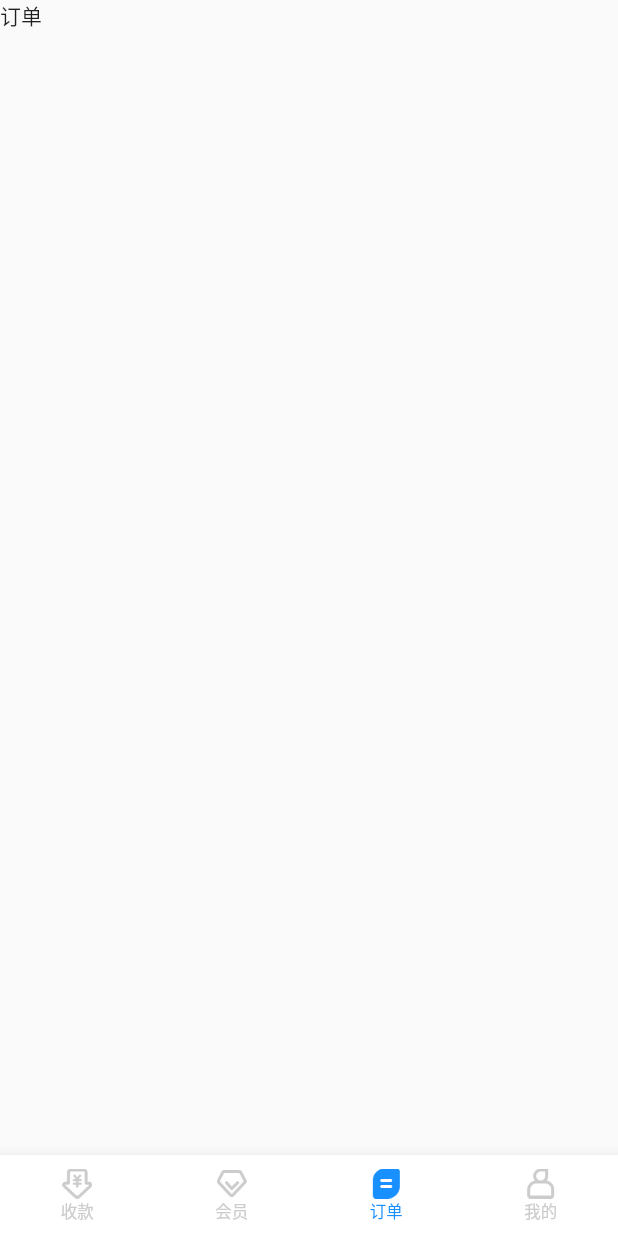
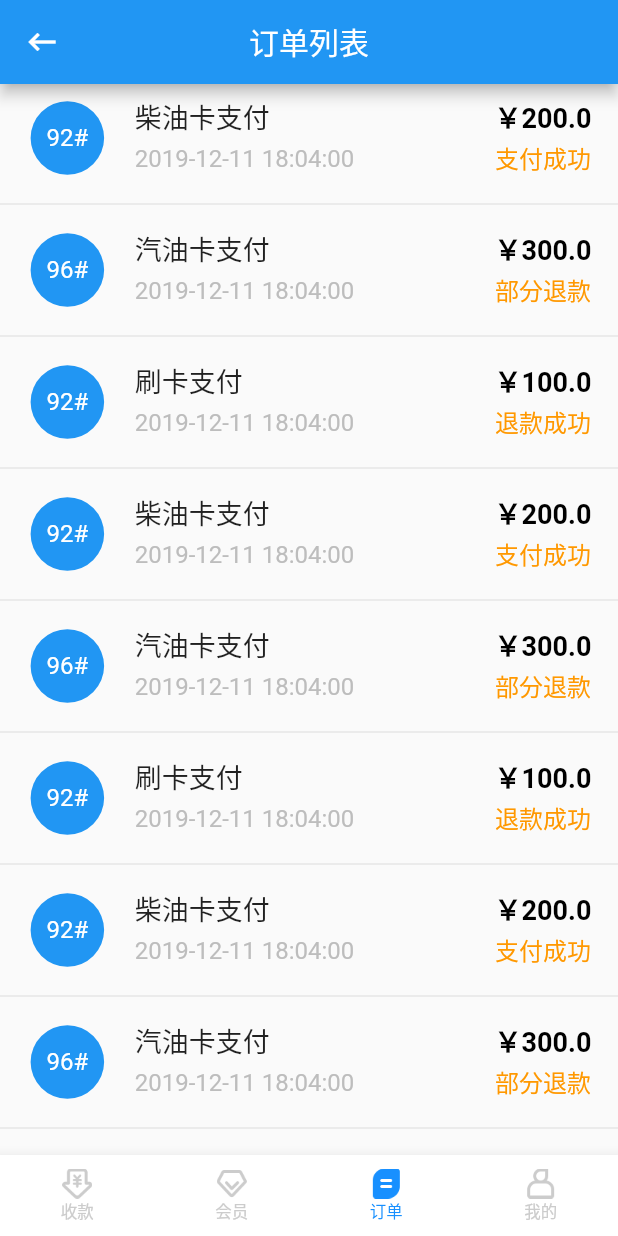
Before and after one commit to cj-adr/GasStation, a Flutter app: the HomePage widget shown alone on an empty page, opened directly, item 3 of the bottom bar chosen, on a phone screen of 412 x 824 dp. Run offline on Flutter 3.47's test engine with Material 2 defaults, Android fonts, the phone set to English and light mode, and no system bars; network calls fail.

Commit message:
feat:订单列表，订单详情

```diff
--- /dev/null
+++ b/lib/models/order/order_refund_list_entity.dart
@@ -0,0 +1,5 @@
+class OrderRefundListBean{
+  double refundAmount;
+  String refundStatus='';
+  String refundTime='';
+}
--- a/lib/pages/home/home_page.dart
+++ b/lib/pages/home/home_page.dart
@@ -1,5 +1,6 @@
 import 'package:flutter/material.dart';
 import 'package:gas_station/pages/member/list/member_list_page.dart';
+import 'package:gas_station/pages/order/list/order_list_page.dart';
 import 'package:gas_station/res/clrs.dart';
 import 'package:gas_station/res/dimens.dart';
 import 'package:gas_station/utils/image_utils.dart';
@@ -27,7 +28,7 @@ class _HomePageState extends State<HomePage> {
     'home_mine_unselected',
   ]);
   final _pageList =
-      List.of([Text('收款'), MemberListPage(), Text('订单'), Text('我的')]);
+      List.of([Text('收款'), MemberListPage(), OrderListPage(), Text('我的')]);
 
   var _index = 0;
 
--- /dev/null
+++ b/lib/pages/order/list/order_list_page.dart
@@ -0,0 +1,131 @@
+import 'package:flutter/cupertino.dart';
+import 'package:flutter/material.dart';
+import 'package:gas_station/models/order/order_list_entity.dart';
+import 'package:gas_station/pages/order/detail/order_detail_page.dart';
+
+class OrderListPage extends StatefulWidget{
+  @override
+  State<StatefulWidget> createState() {
+    // TODO: implement createState
+    return new OrderListPageState();
+  }
+}
+
+class OrderListPageState extends State{
+  @override
+  Widget build(BuildContext context) {
+    // TODO: implement build
+    return new Scaffold(
+      appBar: new AppBar(
+        centerTitle: true,
+        leading: new IconButton(icon: new Icon(Icons.keyboard_backspace), onPressed: _back),
+        title: new Text('订单列表'),
+      ),
+      body: _buildOrder(),);
+  }
+
+  Widget _buildOrder(){
+    final _items = _createData();
+    return new ListView.builder(
+        itemCount: _items.length,
+        itemBuilder: (context,position){
+          if(position.isOdd){
+            return new Divider();
+          }
+          return _buildOrderItem(_items[position]);
+        });
+  }
+
+  Widget _buildOrderItem(OrderListBean item) {
+    return new ListTile(
+      leading: new Container(
+        padding: const EdgeInsets.all(15.0) ,
+        child: new Text('${item.gasType}',
+        style: new TextStyle(
+          color: Colors.white,
+          fontSize: 16.0,
+        ),),
+      decoration: new BoxDecoration(
+        color: Colors.blue,
+        shape: BoxShape.circle,
+      ),),
+      title: new Text(
+        item.payType,
+        style: new TextStyle(
+            color: Colors.black87,
+            fontSize: 18.0),),
+      subtitle: new Container(
+        padding: const EdgeInsets.fromLTRB(0.0, 5.0, 0.0, 0.0),
+        child: new Text(
+          item==null?'':item.createTime,
+          style: new TextStyle(
+              color: Colors.grey[400],
+              fontSize: 16.0),),
+      ),
+      trailing: new Container(
+        child: new Column(children: <Widget>[
+        new Text(
+            '￥${item.amount}',
+              style: new TextStyle(
+                color: Colors.black,
+                fontSize: 18.0,
+                fontWeight: FontWeight.w700
+              ),),
+        new Container(
+          padding: const EdgeInsets.all(2.0),
+          child: new Text(
+            item.status,
+            style:new TextStyle(
+              color: Colors.orange,
+              fontSize: 16.0,
+
+            )),),
+      ],),),
+      onTap: _jump,
+
+    );
+  }
+
+  List<OrderListBean> _createData() {
+    final _items=new List<OrderListBean>();
+    for(int i=0;i<100;i++){
+      final index = i%3;
+      final orderListBean=new OrderListBean();
+      if(index==0){
+        orderListBean.gasType='92#';
+        orderListBean.amount=200;
+        orderListBean.createTime='2019-12-11 18:04:00';
+        orderListBean.payType='柴油卡支付';
+        orderListBean.status='支付成功';
+      }else if(index==1){
+        orderListBean.gasType='92#';
+        orderListBean.amount=100;
+        orderListBean.createTime='2019-12-11 18:04:00';
+        orderListBean.payType='刷卡支付';
+        orderListBean.status='退款成功';
+      }else{
+        orderListBean.gasType='96#';
+        orderListBean.amount=300;
+        orderListBean.createTime='2019-12-11 18:04:00';
+        orderListBean.payType='汽油卡支付';
+        orderListBean.status='部分退款';
+      }
+      _items.add(orderListBean);
+    }
+
+    return _items;
+  }
+
+  //跳转到详情
+  _jump() {
+    print('点击条目');
+    Navigator.push(context, MaterialPageRoute(builder: (context){
+      return new OrderDetailPage();
+    }));
+  }
+
+
+  void _back() {
+    Navigator.pop(context);
+  }
+}
```
Also changed, not shown: lib/models/order/order_list_entity.dart (added, +7 -0 lines), lib/pages/order/detail/order_detail_page.dart (added, +207 -0 lines), pubspec.lock.
